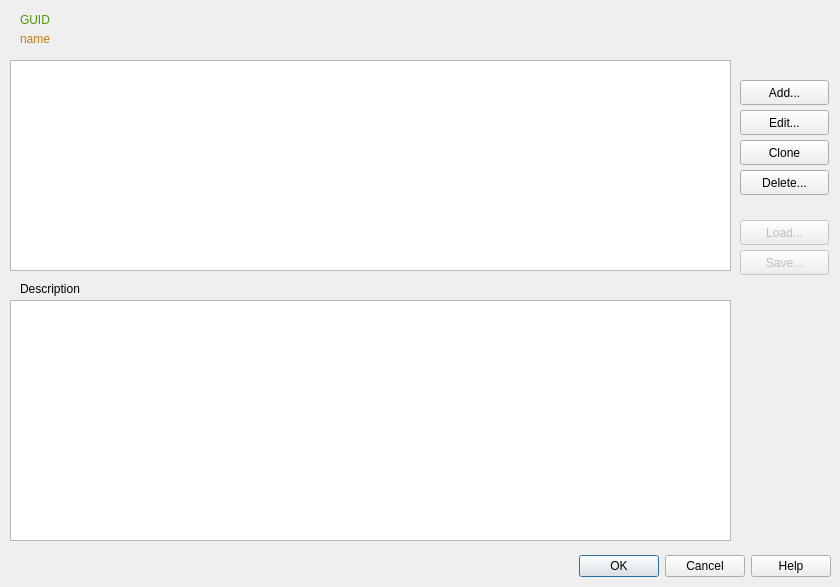
Above: src/cdlgsensorindex.ui from grodansparadis/vscp-works-qt before the change. Below: the same form after it.
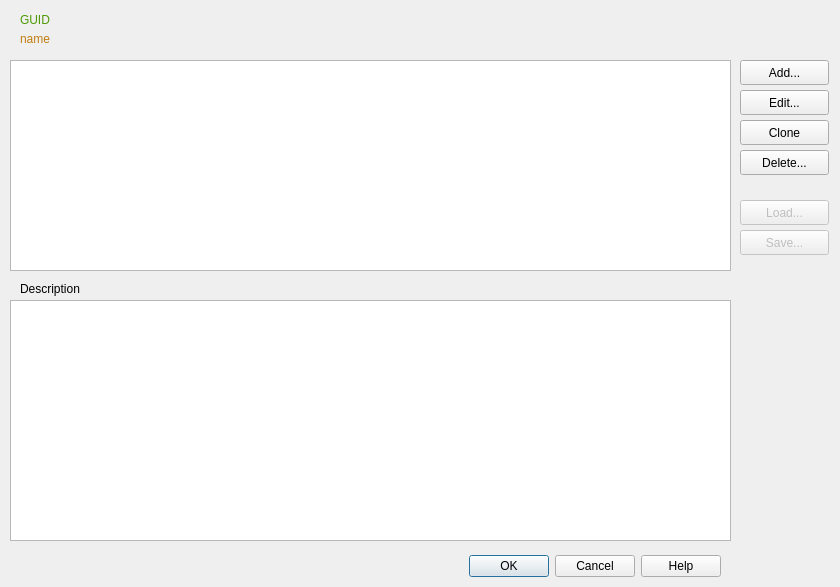
That is the form after the change.

Patch:
```diff
--- a/src/cdlgsensorindex.ui
+++ b/src/cdlgsensorindex.ui
@@ -30,7 +30,7 @@
     <rect>
      <x>10</x>
      <y>550</y>
-     <width>821</width>
+     <width>711</width>
      <height>32</height>
     </rect>
    </property>
@@ -61,7 +61,7 @@
    <property name="geometry">
     <rect>
      <x>740</x>
-     <y>80</y>
+     <y>60</y>
      <width>89</width>
      <height>25</height>
     </rect>
@@ -74,7 +74,7 @@
    <property name="geometry">
     <rect>
      <x>740</x>
-     <y>110</y>
+     <y>90</y>
      <width>89</width>
      <height>25</height>
     </rect>
@@ -87,7 +87,7 @@
    <property name="geometry">
     <rect>
      <x>740</x>
-     <y>140</y>
+     <y>120</y>
      <width>89</width>
      <height>25</height>
     </rect>
@@ -100,7 +100,7 @@
    <property name="geometry">
     <rect>
      <x>740</x>
-     <y>170</y>
+     <y>150</y>
      <width>89</width>
      <height>25</height>
     </rect>
@@ -116,7 +116,7 @@
    <property name="geometry">
     <rect>
      <x>740</x>
-     <y>220</y>
+     <y>200</y>
      <width>89</width>
      <height>25</height>
     </rect>
@@ -132,7 +132,7 @@
    <property name="geometry">
     <rect>
      <x>740</x>
-     <y>250</y>
+     <y>230</y>
      <width>89</width>
      <height>25</height>
     </rect>
```
Left out of the diff: 6 changed lines with no effect on the pictures.
